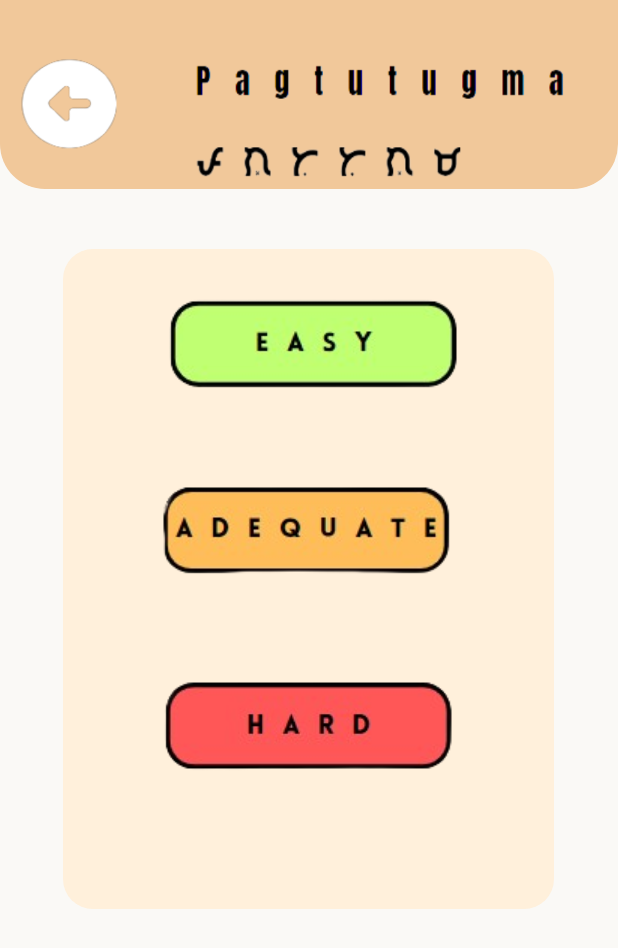
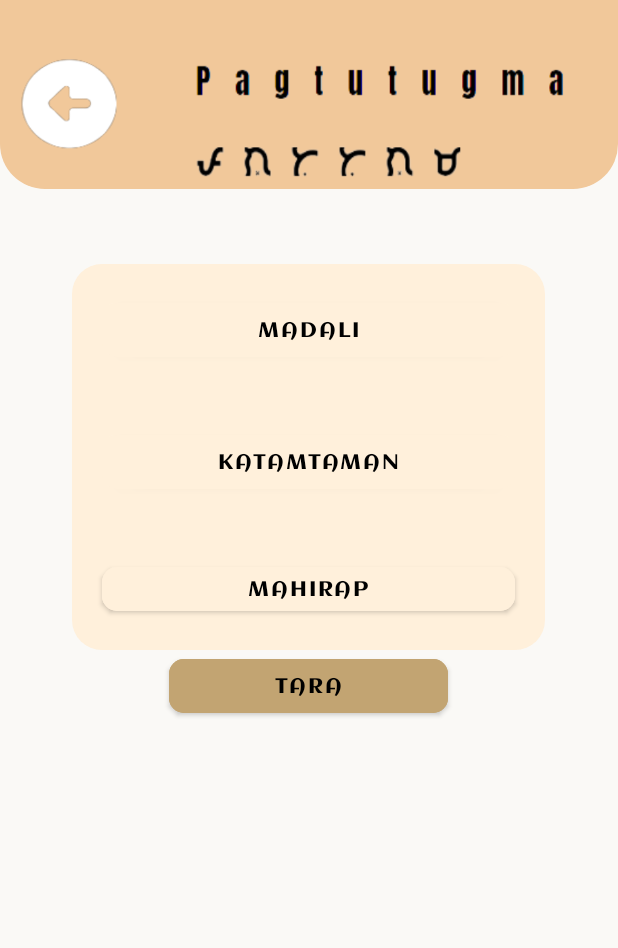
Before and after one commit to Khaloyy/Baybayay, an Android app: the mcLevel screen opened directly, with no data from a screen before it, on a phone screen of 412 x 824 dp. Shown: the top 948 px of the screen. Run offline under Robolectric (Android 15) with nearby library versions, the phone set to English and light mode, and no system bars.

Commit message:
Bert Paayos sa mcLevel.java

```diff
--- a/app/src/main/java/com/example/baybayingame/mcLevel.java
+++ b/app/src/main/java/com/example/baybayingame/mcLevel.java
@@ -3,19 +3,19 @@ package com.example.baybayingame;
 import androidx.appcompat.app.AppCompatActivity;
 
 import android.content.Intent;
+import android.graphics.Color;
 import android.os.Bundle;
 import android.view.View;
+import android.widget.Button;
 import android.widget.ImageButton;
 
 public class mcLevel extends AppCompatActivity {
 
     ImageButton backButton;
 
-    ImageButton easyButton;
+    Button madali , katamtaman , mahirap , tara;
 
-    ImageButton adeqButton;
-
-    ImageButton hardButton;
+    String selectedAns;
     private boolean run;
 
     @Override
@@ -24,38 +24,68 @@ public class mcLevel extends AppCompatActivity {
         setContentView(R.layout.activity_mc_level);
 
         backButton = (ImageButton) findViewById(R.id.backbutton);
-        easyButton = (ImageButton) findViewById(R.id.easy);
-        adeqButton = (ImageButton) findViewById(R.id.adeq);
-        hardButton = (ImageButton) findViewById(R.id.hard);
+        madali = (Button)findViewById(R.id.madali);
+        katamtaman = (Button)findViewById(R.id.katamtaman);
+        mahirap = (Button)findViewById(R.id.mahirap);
+        tara = (Button)findViewById(R.id.Tara);
 
-        easyButton.setOnClickListener(new View.OnClickListener() {
+        tara.setOnClickListener(new View.OnClickListener() {
             @Override
             public void onClick(View view) {
-                Intent intentLoadMatchingActivity = new Intent(mcLevel.this , easyMatch.class);
-                startActivity(intentLoadMatchingActivity);
-                overridePendingTransition(R.anim.slide_in_right, R.anim.slide_out_left);
-                finish();
-                shutdown();
+                Button clicked = (Button)view;
+
+                String mad = (String) madali.getText();
+
+                if (clicked.getId() == R.id.Tara) {
+                        Intent intentLoadMatchingActivity = new Intent(mcLevel.this, easyMatch.class);
+                        startActivity(intentLoadMatchingActivity);
+                        overridePendingTransition(R.anim.slide_in_right, R.anim.slide_out_left);
+                        finish();
+                        shutdown();
+                    } else if (clicked.getId() == R.id.katamtaman) {
+                        Intent intentLoadMatchingActivity = new Intent(mcLevel.this, adeqMatch.class);
+                        startActivity(intentLoadMatchingActivity);
+                        overridePendingTransition(R.anim.slide_in_right, R.anim.slide_out_left);
+                        finish();
+                        shutdown();
+
+
+                    } else if (clicked.getId() == R.id.mahirap) {
+                        Intent intentLoadMatchingActivity = new Intent(mcLevel.this, hardMatch.class);
+                        startActivity(intentLoadMatchingActivity);
+                        overridePendingTransition(R.anim.slide_in_right, R.anim.slide_out_left);
+                        finish();
+                        shutdown();
+
+
+                    }
+                }
+
+        });
+        madali.setOnClickListener(new View.OnClickListener() {
+            @Override
+            public void onClick(View view) {
+                mahirap.setBackgroundColor(Color.parseColor("#00FFFFFF"));
+                katamtaman.setBackgroundColor(Color.parseColor("#00FFFFFF"));
+                madali.setBackgroundColor(Color.GREEN);
+
             }
         });
-        adeqButton.setOnClickListener(new View.OnClickListener() {
+        katamtaman.setOnClickListener(new View.OnClickListener() {
             @Override
             public void onClick(View view) {
-                Intent intentLoadMatchingActivity = new Intent(mcLevel.this , adeqMatch.class);
-                startActivity(intentLoadMatchingActivity);
-                overridePendingTransition(R.anim.slide_in_right, R.anim.slide_out_left);
-                finish();
-                shutdown();
+
+                mahirap.setBackgroundColor(Color.parseColor("#00FFFFFF"));
+                madali.setBackgroundColor(Color.parseColor("#00FFFFFF"));
+                katamtaman.setBackgroundColor(Color.YELLOW);
             }
         });
-        hardButton.setOnClickListener(new View.OnClickListener() {
+        mahirap.setOnClickListener(new View.OnClickListener() {
             @Override
             public void onClick(View view) {
-                Intent intentLoadMatchingActivity = new Intent(mcLevel.this , hardMatch.class);
-                startActivity(intentLoadMatchingActivity);
-                overridePendingTransition(R.anim.slide_in_right, R.anim.slide_out_left);
-                finish();
-                shutdown();
+                katamtaman.setBackgroundColor(Color.parseColor("#00FFFFFF"));
+                madali.setBackgroundColor(Color.parseColor("#00FFFFFF"));
+                mahirap.setBackgroundColor(Color.RED);
             }
         });
         backButton.setOnClickListener(new View.OnClickListener() {
@@ -69,8 +99,6 @@ public class mcLevel extends AppCompatActivity {
             }
         });
 
-
-
     }
 
     private void shutdown() {
--- a/app/src/main/res/layout/activity_mc_level.xml
+++ b/app/src/main/res/layout/activity_mc_level.xml
@@ -29,48 +29,68 @@
         android:layout_marginLeft="20dp"
         android:layout_toRightOf="@id/backbutton"
         android:background="@drawable/pagtutugmatxt" />
-    <RelativeLayout
-        android:layout_width="327dp"
-        android:layout_height="440dp"
-        android:layout_marginTop="40dp"
-        android:layout_centerHorizontal="true"
+
+    <LinearLayout
+        android:id="@+id/choices"
+        android:layout_width="315dp"
+        android:layout_height="257dp"
+        android:layout_below="@id/header"
+        android:layout_centerInParent="true"
+        android:layout_marginTop="50dp"
         android:background="@drawable/roundcorner"
-        android:layout_below="@id/header">
+        android:orientation="vertical">
 
-        <ImageButton
-            android:id="@+id/easy"
-            android:layout_width="wrap_content"
+        <Button
+            android:id="@+id/madali"
+            android:layout_width="match_parent"
             android:layout_height="wrap_content"
-            android:layout_centerHorizontal="true"
-            android:background="#00FFFFFF"
-            android:padding="30dp"
-            app:srcCompat="@drawable/easy" />
+            android:layout_margin="20dp"
+            android:backgroundTint="#FFF0DB"
+            android:text="madali"
+            android:fontFamily="@font/aclonica"
+            android:textColor="@color/black"
+            app:cornerRadius="10dp" />
 
-        <ImageButton
-            android:id="@+id/adeq"
-            android:layout_width="wrap_content"
+        <Button
+            android:id="@+id/katamtaman"
+            android:layout_width="match_parent"
             android:layout_height="wrap_content"
-            android:layout_below="@+id/easy"
-            android:layout_centerHorizontal="true"
-            android:background="#00FFFFFF"
-            android:padding="30dp"
-            app:srcCompat="@drawable/adeq" />
+            android:layout_margin="20dp"
+            android:backgroundTint="#FFF0DB"
+            android:fontFamily="@font/aclonica"
+            android:text="katamtaman"
+            android:textColor="@color/black"
+            app:cornerRadius="10dp" />
 
-
-        <ImageButton
-            android:id="@+id/hard"
-            android:layout_width="wrap_content"
+        <Button
+            android:id="@+id/mahirap"
+            android:layout_width="match_parent"
             android:layout_height="wrap_content"
-            android:layout_below="@+id/adeq"
-            android:layout_centerHorizontal="true"
-            android:background="#00FFFFFF"
-            android:padding="30dp"
-            app:srcCompat="@drawable/hard" />
-
-
-    </RelativeLayout>
+            android:layout_margin="20dp"
+            android:backgroundTint="#FFF0DB"
+            android:fontFamily="@font/aclonica"
+            android:text="mahirap"
+            android:textColor="@color/black"
+            app:cornerRadius="10dp" />
 
 
 
 
+    </LinearLayout>
+
+    <Button
+        android:id="@+id/Tara"
+        android:layout_width="186dp"
+        android:layout_height="wrap_content"
+        android:layout_below="@+id/choices"
+        android:layout_centerHorizontal="true"
+        android:layout_marginStart="20dp"
+        android:backgroundTint="#C2A472"
+        android:fontFamily="@font/aclonica"
+        android:text="Tara"
+        android:textColor="@color/black"
+        app:cornerRadius="10dp" />
+
+
+
 </RelativeLayout>
--- a/app/src/main/res/layout/activity_pagbasa.xml
+++ b/app/src/main/res/layout/activity_pagbasa.xml
@@ -38,6 +38,7 @@
         android:layout_below="@id/head"
         android:layout_centerHorizontal="true"
         android:layout_marginTop="20dp"
+        android:background="@drawable/roundcorner"
         android:padding="10dp"
         android:scrollbars="none">
 
@@ -48,7 +49,7 @@
             android:layout_centerHorizontal="true"
             android:layout_marginTop="30dp"
             android:padding="15dp"
-            android:background="@drawable/roundcorner"
+
             android:gravity="center">
 
             <TextView
```
Also changed, not shown: app/src/main/java/com/example/baybayingame/adeqMatch.java (+32 -29 lines), app/src/main/java/com/example/baybayingame/easyMatch.java (+35 -40 lines), app/src/main/java/com/example/baybayingame/hardMatch.java (+32 -29 lines), app/src/main/res/layout/dialog_bx.xml (+30 -16 lines), app/src/main/res/layout/dnf.xml (+15 -4 lines), app/src/main/res/drawable/congrats.png, app/src/main/res/drawable/dnf.png.
